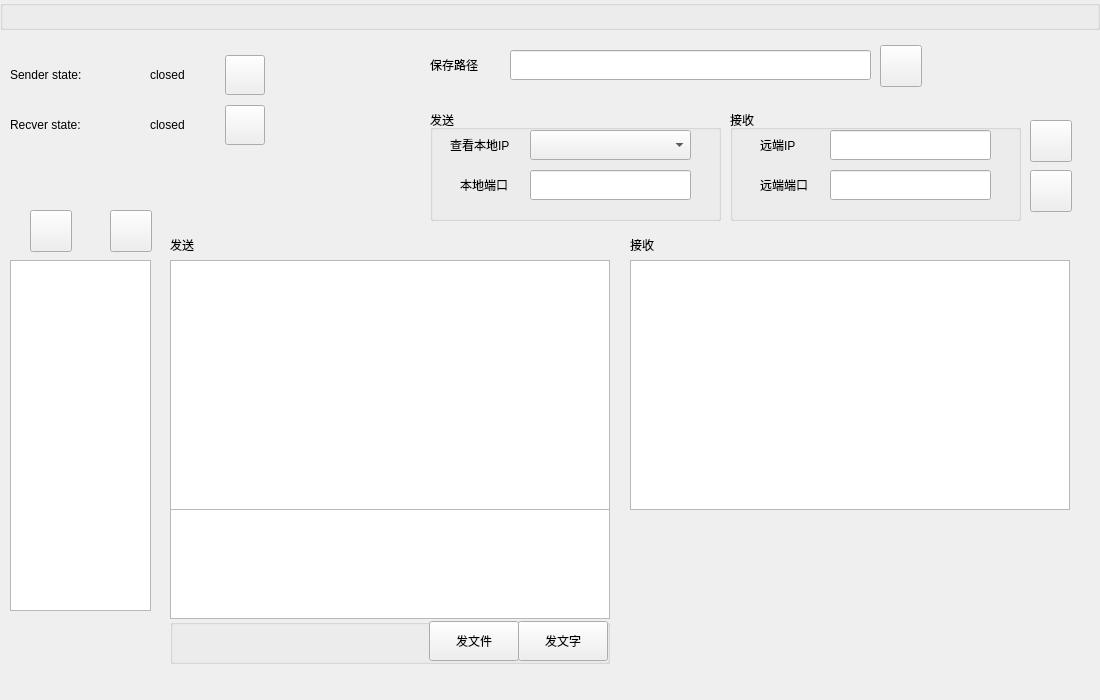
realth000/localcharger, file src/gui/mainui.ui: the form before one commit.
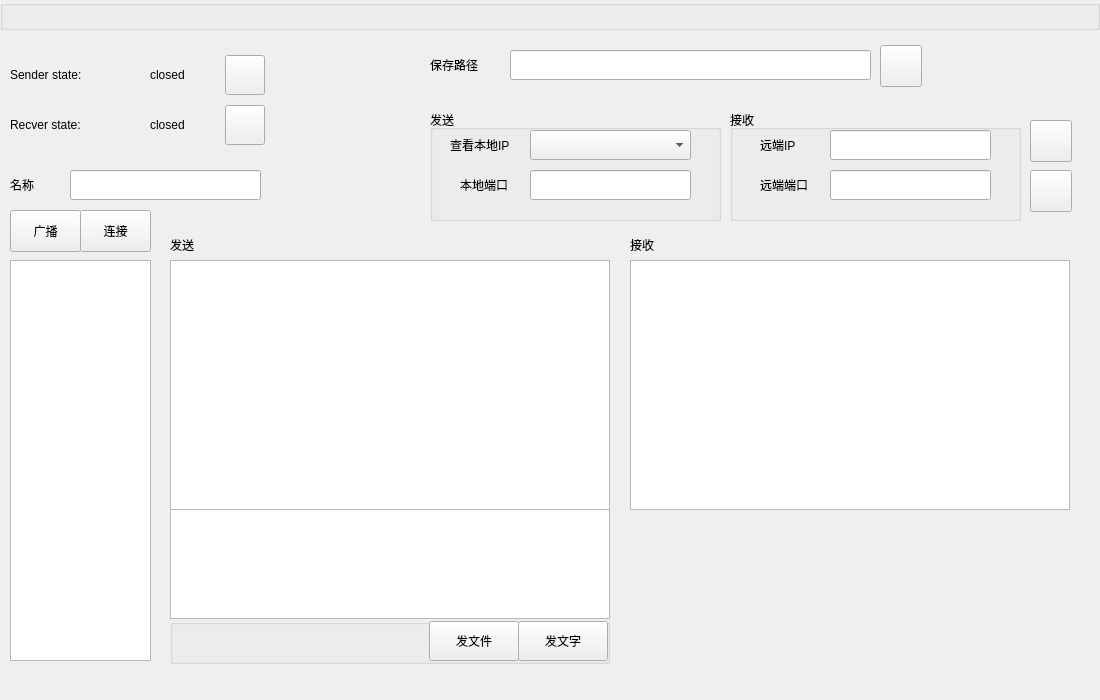
The form after the commit. Custom widgets are drawn as their Qt base class.

Commit message:
feat(Config):支持修改client名称
新增：
    支持设置client名称

修复：
    修复PC端未选择要连接的client时进行连接报错的问题

优化：
    优化文件传输时的编码问题
    优化界面

What changed in the file:
```diff
--- a/src/gui/mainui.ui
+++ b/src/gui/mainui.ui
@@ -411,34 +411,57 @@
      <x>10</x>
      <y>260</y>
      <width>141</width>
-     <height>351</height>
+     <height>401</height>
     </rect>
    </property>
   </widget>
   <widget class="QPushButton" name="connectSelectedClientPushButton">
    <property name="geometry">
     <rect>
-     <x>110</x>
+     <x>80</x>
      <y>210</y>
-     <width>42</width>
+     <width>71</width>
      <height>42</height>
     </rect>
    </property>
    <property name="text">
-    <string/>
+    <string>连接</string>
    </property>
   </widget>
   <widget class="QPushButton" name="broadcastPushButton">
    <property name="geometry">
     <rect>
-     <x>30</x>
+     <x>10</x>
      <y>210</y>
-     <width>42</width>
+     <width>71</width>
      <height>42</height>
     </rect>
    </property>
    <property name="text">
-    <string/>
+    <string>广播</string>
+   </property>
+  </widget>
+  <widget class="QLabel" name="label_9">
+   <property name="geometry">
+    <rect>
+     <x>10</x>
+     <y>170</y>
+     <width>51</width>
+     <height>30</height>
+    </rect>
+   </property>
+   <property name="text">
+    <string>名称</string>
+   </property>
+  </widget>
+  <widget class="QLineEdit" name="clientNameLineEdit">
+   <property name="geometry">
+    <rect>
+     <x>70</x>
+     <y>170</y>
+     <width>191</width>
+     <height>30</height>
+    </rect>
    </property>
   </widget>
  </widget>
```
The commit also changes 11 other files.
